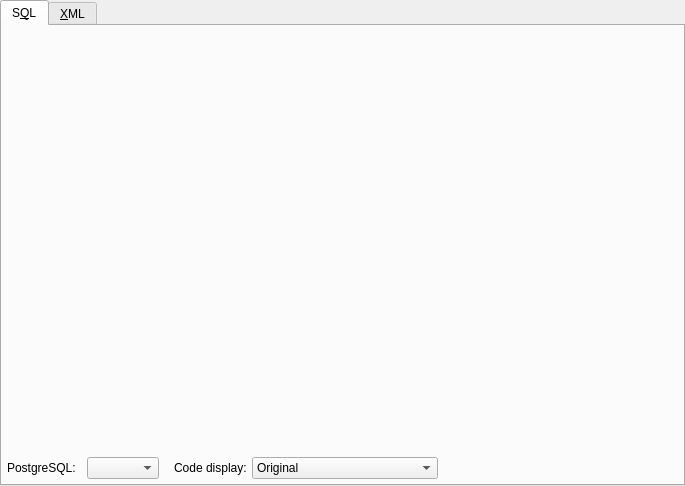
First picture: the form in libs/libgui/ui/widgets/codepreviewwidget.ui, repository maniac787/pgmodeler, before the edit.
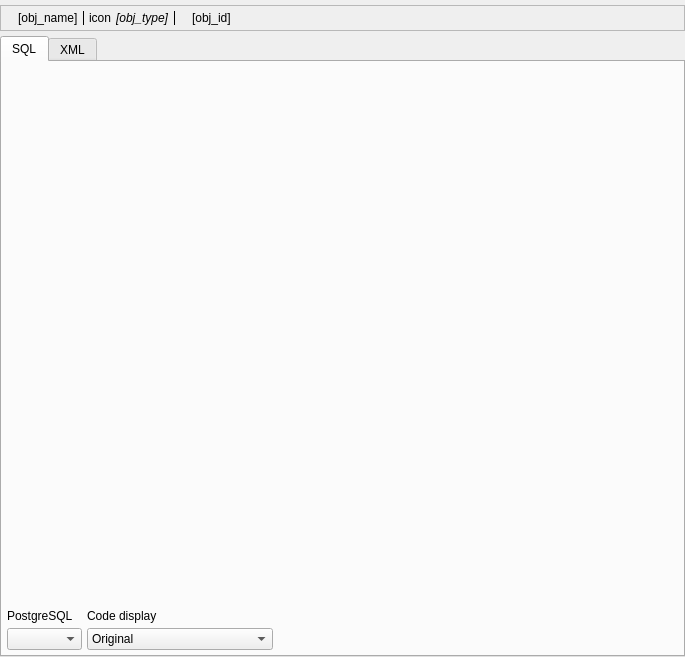
Second picture: the form after the edit. Icons and pictures are not drawn.

Patch:
```diff
--- a/libs/libgui/ui/widgets/codepreviewwidget.ui
+++ b/libs/libgui/ui/widgets/codepreviewwidget.ui
@@ -7,7 +7,7 @@
     <x>0</x>
     <y>0</y>
     <width>685</width>
-    <height>486</height>
+    <height>657</height>
    </rect>
   </property>
   <property name="windowTitle">
@@ -18,7 +18,7 @@
     <number>0</number>
    </property>
    <property name="topMargin">
-    <number>0</number>
+    <number>5</number>
    </property>
    <property name="rightMargin">
     <number>0</number>
@@ -26,7 +26,10 @@
    <property name="bottomMargin">
     <number>0</number>
    </property>
-   <property name="spacing">
+   <property name="horizontalSpacing">
+    <number>0</number>
+   </property>
+   <property name="verticalSpacing">
     <number>5</number>
    </property>
    <item row="1" column="0">
@@ -49,9 +52,12 @@
         <normaloff>:/icons/icons/sqlcode.png</normaloff>:/icons/icons/sqlcode.png</iconset>
       </attribute>
       <attribute name="title">
-       <string>S&amp;QL</string>
+       <string>SQL</string>
       </attribute>
-      <layout class="QGridLayout" name="gridLayout_2">
+      <layout class="QVBoxLayout" name="verticalLayout_3">
+       <property name="spacing">
+        <number>5</number>
+       </property>
        <property name="leftMargin">
         <number>5</number>
        </property>
@@ -64,10 +70,7 @@
        <property name="bottomMargin">
         <number>5</number>
        </property>
-       <property name="spacing">
-        <number>5</number>
-       </property>
-       <item row="0" column="0" colspan="2">
+       <item>
         <widget class="QWidget" name="sqlcode_wgt" native="true">
          <property name="sizePolicy">
           <sizepolicy hsizetype="Expanding" vsizetype="Expanding">
@@ -77,15 +80,17 @@
          </property>
         </widget>
        </item>
-       <item row="1" column="0" colspan="2">
-        <layout class="QHBoxLayout" name="horizontalLayout_2">
+       <item>
+        <layout class="QHBoxLayout" name="horizontalLayout">
          <property name="spacing">
           <number>5</number>
          </property>
+         <item>
+          <layout class="QVBoxLayout" name="verticalLayout">
          <item>
           <widget class="QLabel" name="pgsql_lbl">
            <property name="sizePolicy">
-            <sizepolicy hsizetype="Fixed" vsizetype="Preferred">
+              <sizepolicy hsizetype="Fixed" vsizetype="Fixed">
              <horstretch>0</horstretch>
              <verstretch>0</verstretch>
             </sizepolicy>
@@ -108,12 +113,18 @@
             </font>
            </property>
            <property name="text">
-            <string>PostgreSQL:</string>
+              <string>PostgreSQL</string>
            </property>
           </widget>
          </item>
          <item>
           <widget class="QComboBox" name="version_cmb">
+             <property name="sizePolicy">
+              <sizepolicy hsizetype="Preferred" vsizetype="Preferred">
+               <horstretch>0</horstretch>
+               <verstretch>0</verstretch>
+              </sizepolicy>
+             </property>
            <property name="minimumSize">
             <size>
              <width>0</width>
@@ -137,13 +148,23 @@
            </property>
           </widget>
          </item>
+          </layout>
+         </item>
+         <item>
+          <layout class="QVBoxLayout" name="verticalLayout_2">
          <item>
           <widget class="QLabel" name="label">
+             <property name="sizePolicy">
+              <sizepolicy hsizetype="Fixed" vsizetype="Fixed">
+               <horstretch>0</horstretch>
+               <verstretch>0</verstretch>
+              </sizepolicy>
+             </property>
            <property name="text">
-            <string>Code display:</string>
+              <string>Code display</string>
            </property>
            <property name="indent">
-            <number>10</number>
+              <number>0</number>
            </property>
           </widget>
          </item>
@@ -178,6 +199,8 @@
            </item>
           </widget>
          </item>
+          </layout>
+         </item>
          <item>
           <spacer name="horizontalSpacer_3">
            <property name="orientation">
@@ -201,7 +224,7 @@
         <normaloff>:/icons/icons/xmlcode.png</normaloff>:/icons/icons/xmlcode.png</iconset>
       </attribute>
       <attribute name="title">
-       <string>&amp;XML</string>
+       <string>XML</string>
       </attribute>
       <layout class="QGridLayout" name="gridLayout_3">
        <property name="leftMargin">
@@ -233,6 +256,237 @@
      </widget>
     </widget>
    </item>
+   <item row="0" column="0">
+    <widget class="QFrame" name="obj_name_frm">
+     <property name="sizePolicy">
+      <sizepolicy hsizetype="Expanding" vsizetype="Preferred">
+       <horstretch>0</horstretch>
+       <verstretch>0</verstretch>
+      </sizepolicy>
+     </property>
+     <property name="frameShape">
+      <enum>QFrame::Shape::StyledPanel</enum>
+     </property>
+     <layout class="QHBoxLayout" name="horizontalLayout_3">
+      <property name="spacing">
+       <number>5</number>
+      </property>
+      <property name="leftMargin">
+       <number>5</number>
+      </property>
+      <property name="topMargin">
+       <number>5</number>
+      </property>
+      <property name="rightMargin">
+       <number>5</number>
+      </property>
+      <property name="bottomMargin">
+       <number>5</number>
+      </property>
+      <item>
+       <widget class="QLabel" name="name_icon_lbl">
+        <property name="sizePolicy">
+         <sizepolicy hsizetype="Fixed" vsizetype="Fixed">
+          <horstretch>0</horstretch>
+          <verstretch>0</verstretch>
+         </sizepolicy>
+        </property>
+        <property name="maximumSize">
+         <size>
+          <width>32</width>
+          <height>32</height>
+         </size>
+        </property>
+        <property name="frameShape">
+         <enum>QFrame::Shape::NoFrame</enum>
+        </property>
+        <property name="frameShadow">
+         <enum>QFrame::Shadow::Plain</enum>
+        </property>
+        <property name="text">
+         <string/>
+        </property>
+        <property name="pixmap">
+         <pixmap resource="../../res/resources.qrc">:/icons/icons/objects.png</pixmap>
+        </property>
+        <property name="scaledContents">
+         <bool>true</bool>
+        </property>
+        <property name="alignment">
+         <set>Qt::AlignmentFlag::AlignCenter</set>
+        </property>
+       </widget>
+      </item>
+      <item>
+       <widget class="QLabel" name="obj_name_lbl">
+        <property name="sizePolicy">
+         <sizepolicy hsizetype="Preferred" vsizetype="Preferred">
+          <horstretch>0</horstretch>
+          <verstretch>0</verstretch>
+         </sizepolicy>
+        </property>
+        <property name="font">
+         <font>
+          <bold>false</bold>
+         </font>
+        </property>
+        <property name="toolTip">
+         <string/>
+        </property>
+        <property name="text">
+         <string>[obj_name]</string>
+        </property>
+       </widget>
+      </item>
+      <item>
+       <widget class="Line" name="separator_ln">
+        <property name="maximumSize">
+         <size>
+          <width>1</width>
+          <height>16777215</height>
+         </size>
+        </property>
+        <property name="autoFillBackground">
+         <bool>false</bool>
+        </property>
+        <property name="frameShadow">
+         <enum>QFrame::Shadow::Plain</enum>
+        </property>
+        <property name="orientation">
+         <enum>Qt::Orientation::Vertical</enum>
+        </property>
+       </widget>
+      </item>
+      <item>
+       <widget class="QLabel" name="type_icon_lbl">
+        <property name="sizePolicy">
+         <sizepolicy hsizetype="Fixed" vsizetype="Fixed">
+          <horstretch>0</horstretch>
+          <verstretch>0</verstretch>
+         </sizepolicy>
+        </property>
+        <property name="maximumSize">
+         <size>
+          <width>32</width>
+          <height>32</height>
+         </size>
+        </property>
+        <property name="frameShape">
+         <enum>QFrame::Shape::NoFrame</enum>
+        </property>
+        <property name="frameShadow">
+         <enum>QFrame::Shadow::Plain</enum>
+        </property>
+        <property name="text">
+         <string>icon</string>
+        </property>
+        <property name="scaledContents">
+         <bool>true</bool>
+        </property>
+        <property name="alignment">
+         <set>Qt::AlignmentFlag::AlignCenter</set>
+        </property>
+       </widget>
+      </item>
+      <item>
+       <widget class="QLabel" name="type_name_lbl">
+        <property name="sizePolicy">
+         <sizepolicy hsizetype="Preferred" vsizetype="Preferred">
+          <horstretch>0</horstretch>
+          <verstretch>0</verstretch>
+         </sizepolicy>
+        </property>
+        <property name="font">
+         <font>
+          <italic>true</italic>
+          <bold>false</bold>
+         </font>
+        </property>
+        <property name="toolTip">
+         <string/>
+        </property>
+        <property name="text">
+         <string>[obj_type]</string>
+        </property>
+       </widget>
+      </item>
+      <item>
+       <widget class="Line" name="separator2_ln">
+        <property name="maximumSize">
+         <size>
+          <width>1</width>
+          <height>16777215</height>
+         </size>
+        </property>
+        <property name="autoFillBackground">
+         <bool>false</bool>
+        </property>
+        <property name="frameShadow">
+         <enum>QFrame::Shadow::Plain</enum>
+        </property>
+        <property name="orientation">
+         <enum>Qt::Orientation::Vertical</enum>
+        </property>
+       </widget>
+      </item>
+      <item>
+       <widget class="QLabel" name="oid_icon_lbl">
+        <property name="sizePolicy">
+         <sizepolicy hsizetype="Fixed" vsizetype="Fixed">
+          <horstretch>0</horstretch>
+          <verstretch>0</verstretch>
+         </sizepolicy>
+        </property>
+        <property name="maximumSize">
+         <size>
+          <width>32</width>
+          <height>32</height>
+         </size>
+        </property>
+        <property name="frameShape">
+         <enum>QFrame::Shape::NoFrame</enum>
+        </property>
+        <property name="frameShadow">
+         <enum>QFrame::Shadow::Plain</enum>
+        </property>
+        <property name="text">
+         <string/>
+        </property>
+        <property name="pixmap">
+         <pixmap resource="../../res/resources.qrc">:/icons/icons/typeoid.png</pixmap>
+        </property>
+        <property name="scaledContents">
+         <bool>true</bool>
+        </property>
+        <property name="alignment">
+         <set>Qt::AlignmentFlag::AlignCenter</set>
+        </property>
+       </widget>
+      </item>
+      <item>
+       <widget class="QLabel" name="obj_id_lbl">
+        <property name="sizePolicy">
+         <sizepolicy hsizetype="Expanding" vsizetype="Preferred">
+          <horstretch>0</horstretch>
+          <verstretch>0</verstretch>
+         </sizepolicy>
+        </property>
+        <property name="font">
+         <font>
+          <bold>false</bold>
+         </font>
+        </property>
+        <property name="toolTip">
+         <string/>
+        </property>
+        <property name="text">
+         <string>[obj_id]</string>
+        </property>
+       </widget>
+      </item>
+     </layout>
+    </widget>
+   </item>
   </layout>
  </widget>
  <tabstops>
```
Lines whose indentation alone changed are shown as unchanged.
